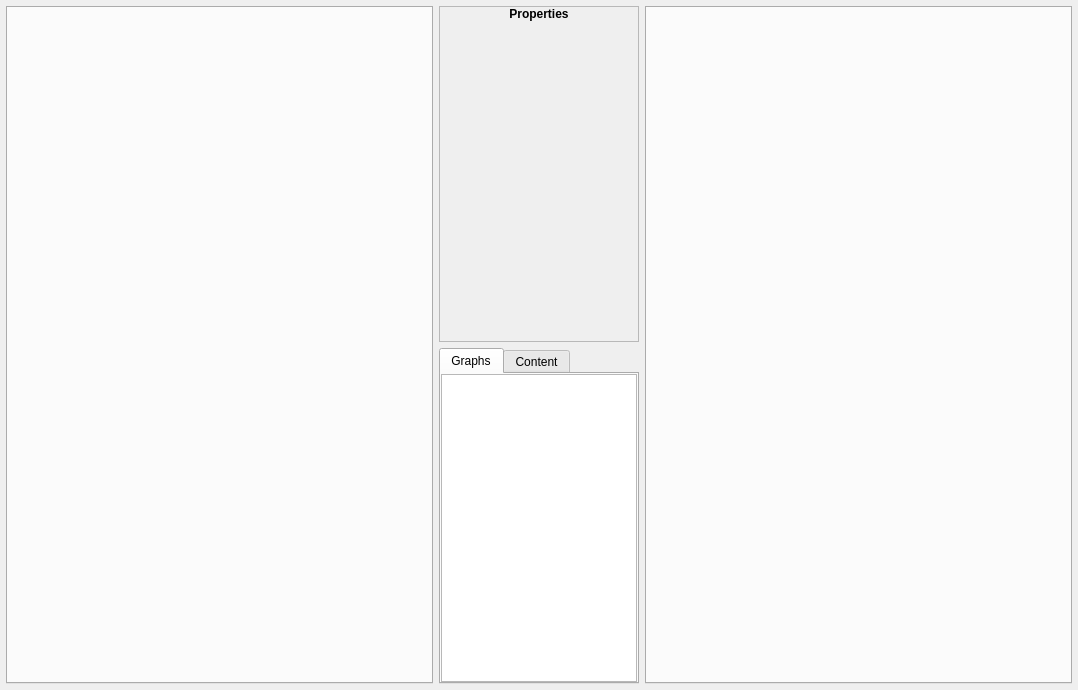
First picture: the form in zengarden/source/forms/zengarden.ui, repository aedm/zengine, before the edit.
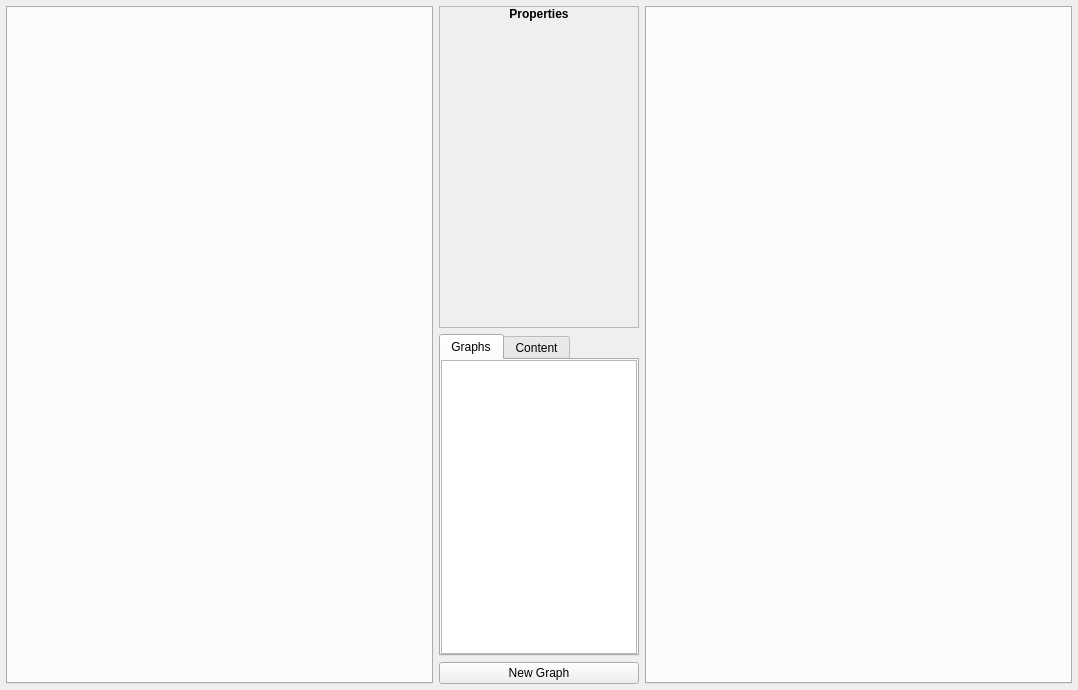
Second picture: the form after the edit.

```diff
--- a/zengarden/source/forms/zengarden.ui
+++ b/zengarden/source/forms/zengarden.ui
@@ -203,6 +203,13 @@
          </widget>
         </widget>
        </item>
+       <item>
+        <widget class="QPushButton" name="addGraphButton">
+         <property name="text">
+          <string>New Graph</string>
+         </property>
+        </widget>
+       </item>
       </layout>
      </widget>
     </item>
```
Left out of the diff: 5 changed lines with no effect on the pictures.
